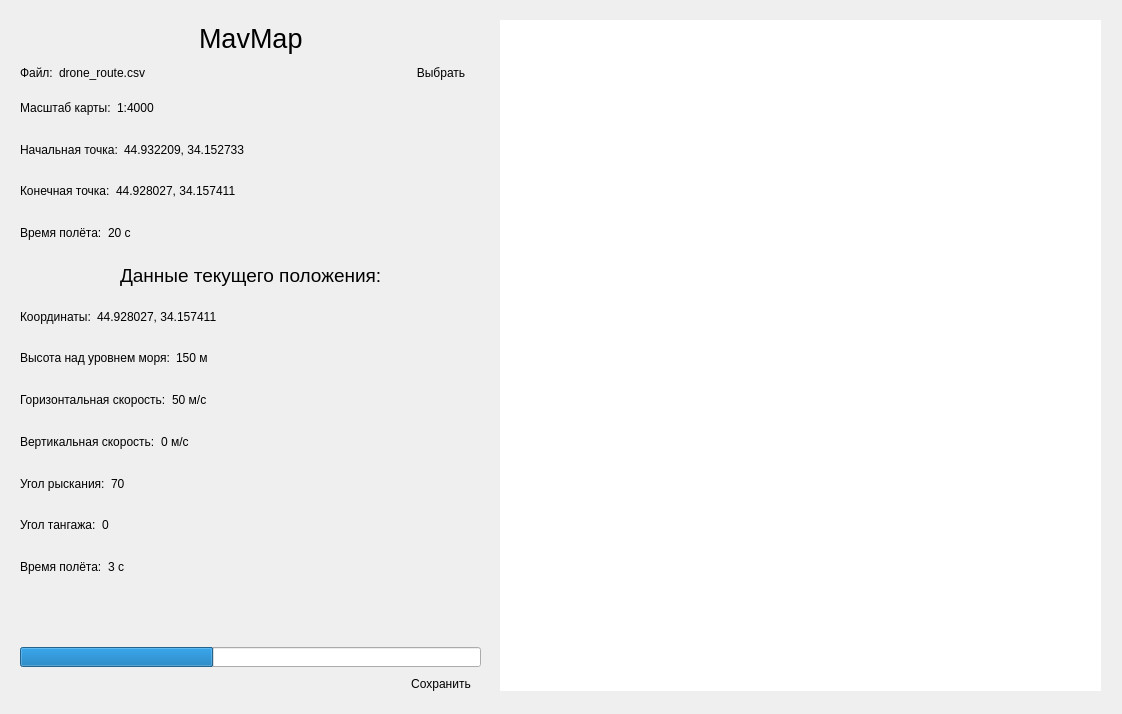
The window that mainwindow.ui (Anactaciya/UAVS-artographic-binding) describes before a commit, drawn with Qt 5.
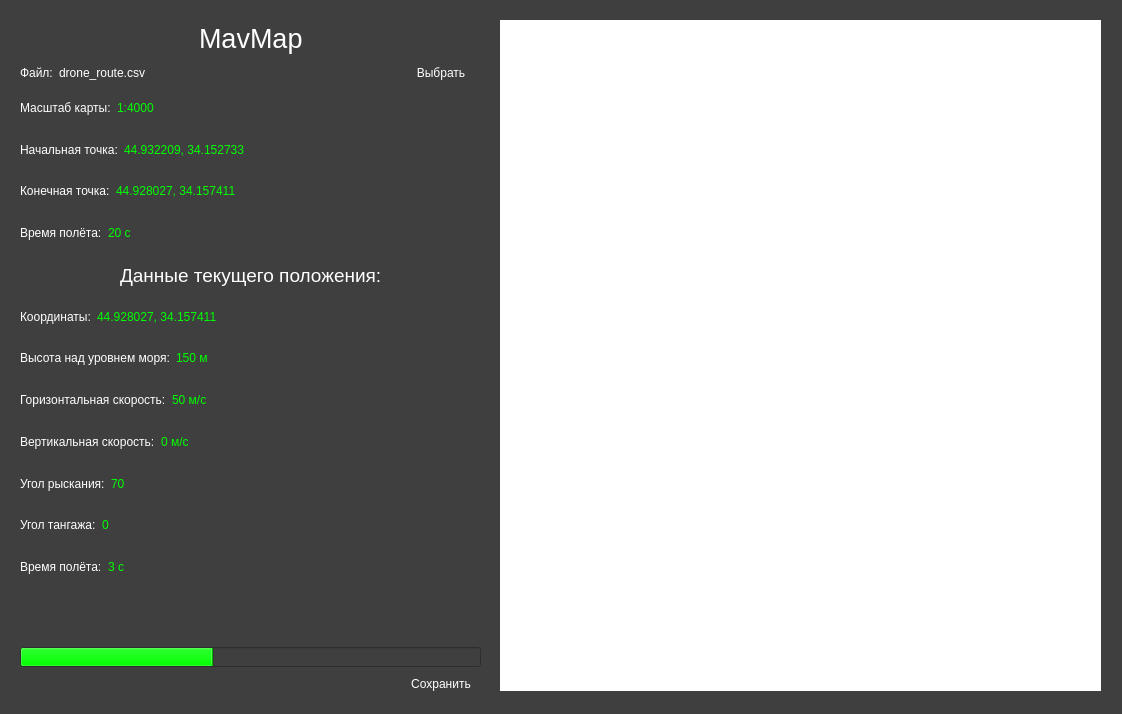
The same window after the commit. Icons and pictures are not drawn.

Commit message: added css style and modified play and stop buttons

What changed in the file:
```diff
--- a/mainwindow.ui
+++ b/mainwindow.ui
@@ -10,10 +10,804 @@
     <height>714</height>
    </rect>
   </property>
+  <property name="palette">
+   <palette>
+    <active>
+     <colorrole role="WindowText">
+      <brush brushstyle="SolidPattern">
+       <color alpha="255">
+        <red>255</red>
+        <green>255</green>
+        <blue>255</blue>
+       </color>
+      </brush>
+     </colorrole>
+     <colorrole role="Button">
+      <brush brushstyle="SolidPattern">
+       <color alpha="255">
+        <red>63</red>
+        <green>63</green>
+        <blue>63</blue>
+       </color>
+      </brush>
+     </colorrole>
+     <colorrole role="Midlight">
+      <brush brushstyle="SolidPattern">
+       <color alpha="255">
+        <red>63</red>
+        <green>63</green>
+        <blue>63</blue>
+       </color>
+      </brush>
+     </colorrole>
+     <colorrole role="Dark">
+      <brush brushstyle="SolidPattern">
+       <color alpha="255">
+        <red>63</red>
+        <green>63</green>
+        <blue>63</blue>
+       </color>
+      </brush>
+     </colorrole>
+     <colorrole role="Mid">
+      <brush brushstyle="SolidPattern">
+       <color alpha="255">
+        <red>63</red>
+        <green>63</green>
+        <blue>63</blue>
+       </color>
+      </brush>
+     </colorrole>
+     <colorrole role="Text">
+      <brush brushstyle="SolidPattern">
+       <color alpha="255">
+        <red>255</red>
+        <green>255</green>
+        <blue>255</blue>
+       </color>
+      </brush>
+     </colorrole>
+     <colorrole role="BrightText">
+      <brush brushstyle="SolidPattern">
+       <color alpha="255">
+        <red>0</red>
+        <green>255</green>
+        <blue>1</blue>
+       </color>
+      </brush>
+     </colorrole>
+     <colorrole role="ButtonText">
+      <brush brushstyle="SolidPattern">
+       <color alpha="255">
+        <red>255</red>
+        <green>255</green>
+        <blue>255</blue>
+       </color>
+      </brush>
+     </colorrole>
+     <colorrole role="Window">
+      <brush brushstyle="SolidPattern">
+       <color alpha="255">
+        <red>63</red>
+        <green>63</green>
+        <blue>63</blue>
+       </color>
+      </brush>
+     </colorrole>
+     <colorrole role="Highlight">
+      <brush brushstyle="SolidPattern">
+       <color alpha="255">
+        <red>0</red>
+        <green>255</green>
+        <blue>1</blue>
+       </color>
+      </brush>
+     </colorrole>
+     <colorrole role="Link">
+      <brush brushstyle="SolidPattern">
+       <color alpha="255">
+        <red>0</red>
+        <green>255</green>
+        <blue>1</blue>
+       </color>
+      </brush>
+     </colorrole>
+     <colorrole role="LinkVisited">
+      <brush brushstyle="SolidPattern">
+       <color alpha="255">
+        <red>0</red>
+        <green>255</green>
+        <blue>1</blue>
+       </color>
+      </brush>
+     </colorrole>
+     <colorrole role="AlternateBase">
+      <brush brushstyle="SolidPattern">
+       <color alpha="255">
+        <red>63</red>
+        <green>63</green>
+        <blue>63</blue>
+       </color>
+      </brush>
+     </colorrole>
+     <colorrole role="ToolTipBase">
+      <brush brushstyle="SolidPattern">
+       <color alpha="255">
+        <red>255</red>
+        <green>255</green>
+        <blue>255</blue>
+       </color>
+      </brush>
+     </colorrole>
+     <colorrole role="Accent">
+      <brush brushstyle="SolidPattern">
+       <color alpha="255">
+        <red>0</red>
+        <green>255</green>
+        <blue>1</blue>
+       </color>
+      </brush>
+     </colorrole>
+    </active>
+    <inactive>
+     <colorrole role="WindowText">
+      <brush brushstyle="SolidPattern">
+       <color alpha="255">
+        <red>255</red>
+        <green>255</green>
+        <blue>255</blue>
+       </color>
+      </brush>
+     </colorrole>
+     <colorrole role="Button">
+      <brush brushstyle="SolidPattern">
+       <color alpha="255">
+        <red>63</red>
+        <green>63</green>
+        <blue>63</blue>
+       </color>
+      </brush>
+     </colorrole>
+     <colorrole role="Midlight">
+      <brush brushstyle="SolidPattern">
+       <color alpha="255">
+        <red>63</red>
+        <green>63</green>
+        <blue>63</blue>
+       </color>
+      </brush>
+     </colorrole>
+     <colorrole role="Dark">
+      <brush brushstyle="SolidPattern">
+       <color alpha="255">
+        <red>63</red>
+        <green>63</green>
+        <blue>63</blue>
+       </color>
+      </brush>
+     </colorrole>
+     <colorrole role="Mid">
+      <brush brushstyle="SolidPattern">
+       <color alpha="255">
+        <red>63</red>
+        <green>63</green>
+        <blue>63</blue>
+       </color>
+      </brush>
+     </colorrole>
+     <colorrole role="Text">
+      <brush brushstyle="SolidPattern">
+       <color alpha="255">
+        <red>255</red>
+        <green>255</green>
+        <blue>255</blue>
+       </color>
+      </brush>
+     </colorrole>
+     <colorrole role="BrightText">
+      <brush brushstyle="SolidPattern">
+       <color alpha="255">
+        <red>0</red>
+        <green>255</green>
+        <blue>1</blue>
+       </color>
+      </brush>
+     </colorrole>
+     <colorrole role="ButtonText">
+      <brush brushstyle="SolidPattern">
+       <color alpha="255">
+        <red>255</red>
+        <green>255</green>
+        <blue>255</blue>
+       </color>
+      </brush>
+     </colorrole>
+     <colorrole role="Window">
+      <brush brushstyle="SolidPattern">
+       <color alpha="255">
+        <red>63</red>
+        <green>63</green>
+        <blue>63</blue>
+       </color>
+      </brush>
+     </colorrole>
+     <colorrole role="Highlight">
+      <brush brushstyle="SolidPattern">
+       <color alpha="255">
+        <red>0</red>
+        <green>255</green>
+        <blue>1</blue>
+       </color>
+      </brush>
+     </colorrole>
+     <colorrole role="Link">
+      <brush brushstyle="SolidPattern">
+       <color alpha="255">
+        <red>0</red>
+        <green>255</green>
+        <blue>1</blue>
+       </color>
+      </brush>
+     </colorrole>
+     <colorrole role="LinkVisited">
+      <brush brushstyle="SolidPattern">
+       <color alpha="255">
+        <red>0</red>
+        <green>255</green>
+        <blue>1</blue>
+       </color>
+      </brush>
+     </colorrole>
+     <colorrole role="AlternateBase">
+      <brush brushstyle="SolidPattern">
+       <color alpha="255">
+        <red>63</red>
+        <green>63</green>
+        <blue>63</blue>
+       </color>
+      </brush>
+     </colorrole>
+     <colorrole role="ToolTipBase">
+      <brush brushstyle="SolidPattern">
+       <color alpha="255">
+        <red>255</red>
+        <green>255</green>
+        <blue>255</blue>
+       </color>
+      </brush>
+     </colorrole>
+     <colorrole role="Accent">
+      <brush brushstyle="SolidPattern">
+       <color alpha="255">
+        <red>0</red>
+        <green>255</green>
+        <blue>1</blue>
+       </color>
+      </brush>
+     </colorrole>
+    </inactive>
+    <disabled>
+     <colorrole role="WindowText">
+      <brush brushstyle="SolidPattern">
+       <color alpha="255">
+        <red>63</red>
+        <green>63</green>
+        <blue>63</blue>
+       </color>
+      </brush>
+     </colorrole>
+     <colorrole role="Button">
+      <brush brushstyle="SolidPattern">
+       <color alpha="255">
+        <red>63</red>
+        <green>63</green>
+        <blue>63</blue>
+       </color>
+      </brush>
+     </colorrole>
+     <colorrole role="Midlight">
+      <brush brushstyle="SolidPattern">
+       <color alpha="255">
+        <red>63</red>
+        <green>63</green>
+        <blue>63</blue>
+       </color>
+      </brush>
+     </colorrole>
+     <colorrole role="Dark">
+      <brush brushstyle="SolidPattern">
+       <color alpha="255">
+        <red>63</red>
+        <green>63</green>
+        <blue>63</blue>
+       </color>
+      </brush>
+     </colorrole>
+     <colorrole role="Mid">
+      <brush brushstyle="SolidPattern">
+       <color alpha="255">
+        <red>63</red>
+        <green>63</green>
+        <blue>63</blue>
+       </color>
+      </brush>
+     </colorrole>
+     <colorrole role="Text">
+      <brush brushstyle="SolidPattern">
+       <color alpha="255">
+        <red>63</red>
+        <green>63</green>
+        <blue>63</blue>
+       </color>
+      </brush>
+     </colorrole>
+     <colorrole role="BrightText">
+      <brush brushstyle="SolidPattern">
+       <color alpha="255">
+        <red>0</red>
+        <green>255</green>
+        <blue>1</blue>
+       </color>
+      </brush>
+     </colorrole>
+     <colorrole role="ButtonText">
+      <brush brushstyle="SolidPattern">
+       <color alpha="255">
+        <red>63</red>
+        <green>63</green>
+        <blue>63</blue>
+       </color>
+      </brush>
+     </colorrole>
+     <colorrole role="Base">
+      <brush brushstyle="SolidPattern">
+       <color alpha="255">
+        <red>63</red>
+        <green>63</green>
+        <blue>63</blue>
+       </color>
+      </brush>
+     </colorrole>
+     <colorrole role="Window">
+      <brush brushstyle="SolidPattern">
+       <color alpha="255">
+        <red>63</red>
+        <green>63</green>
+        <blue>63</blue>
+       </color>
+      </brush>
+     </colorrole>
+     <colorrole role="Link">
+      <brush brushstyle="SolidPattern">
+       <color alpha="255">
+        <red>0</red>
+        <green>255</green>
+        <blue>1</blue>
+       </color>
+      </brush>
+     </colorrole>
+     <colorrole role="LinkVisited">
+      <brush brushstyle="SolidPattern">
+       <color alpha="255">
+        <red>0</red>
+        <green>255</green>
+        <blue>1</blue>
+       </color>
+      </brush>
+     </colorrole>
+     <colorrole role="AlternateBase">
+      <brush brushstyle="SolidPattern">
+       <color alpha="255">
+        <red>63</red>
+        <green>63</green>
+        <blue>63</blue>
+       </color>
+      </brush>
+     </colorrole>
+     <colorrole role="ToolTipBase">
+      <brush brushstyle="SolidPattern">
+       <color alpha="255">
+        <red>255</red>
+        <green>255</green>
+        <blue>255</blue>
+       </color>
+      </brush>
+     </colorrole>
+     <colorrole role="Accent">
+      <brush brushstyle="SolidPattern">
+       <color alpha="255">
+        <red>0</red>
+        <green>255</green>
+        <blue>1</blue>
+       </color>
+      </brush>
+     </colorrole>
+    </disabled>
+   </palette>
+  </property>
   <property name="windowTitle">
    <string>MavMap</string>
   </property>
   <widget class="QWidget" name="centralwidget">
+   <property name="palette">
+    <palette>
+     <active>
+      <colorrole role="WindowText">
+       <brush brushstyle="SolidPattern">
+        <color alpha="255">
+         <red>255</red>
+         <green>255</green>
+         <blue>255</blue>
+        </color>
+       </brush>
+      </colorrole>
+      <colorrole role="Button">
+       <brush brushstyle="SolidPattern">
+        <color alpha="255">
+         <red>155</red>
+         <green>155</green>
+         <blue>155</blue>
+        </color>
+       </brush>
+      </colorrole>
+      <colorrole role="Text">
+       <brush brushstyle="SolidPattern">
+        <color alpha="255">
+         <red>255</red>
+         <green>255</green>
+         <blue>255</blue>
+        </color>
+       </brush>
+      </colorrole>
+      <colorrole role="ButtonText">
+       <brush brushstyle="SolidPattern">
+        <color alpha="255">
+         <red>255</red>
+         <green>255</green>
+         <blue>255</blue>
+        </color>
+       </brush>
+      </colorrole>
+      <colorrole role="Base">
+       <brush brushstyle="SolidPattern">
+        <color alpha="255">
+         <red>63</red>
+         <green>63</green>
+         <blue>63</blue>
+        </color>
+       </brush>
+      </colorrole>
+      <colorrole role="Window">
+       <brush brushstyle="SolidPattern">
+        <color alpha="255">
+         <red>63</red>
+         <green>63</green>
+         <blue>63</blue>
+        </color>
+       </brush>
+      </colorrole>
+      <colorrole role="Highlight">
+       <brush brushstyle="SolidPattern">
+        <color alpha="255">
+         <red>0</red>
+         <green>255</green>
+         <blue>1</blue>
+        </color>
+       </brush>
+      </colorrole>
+      <colorrole role="HighlightedText">
+       <brush brushstyle="SolidPattern">
+        <color alpha="255">
+         <red>255</red>
+         <green>255</green>
+         <blue>255</blue>
+        </color>
+       </brush>
+      </colorrole>
+      <colorrole role="Link">
+       <brush brushstyle="SolidPattern">
+        <color alpha="255">
+         <red>0</red>
+         <green>255</green>
+         <blue>1</blue>
+        </color>
+       </brush>
+      </colorrole>
+      <colorrole role="LinkVisited">
+       <brush brushstyle="SolidPattern">
+        <color alpha="255">
+         <red>0</red>
+         <green>255</green>
+         <blue>1</blue>
+        </color>
+       </brush>
+      </colorrole>
+      <colorrole role="AlternateBase">
+       <brush brushstyle="SolidPattern">
+        <color alpha="255">
+         <red>107</red>
+         <green>107</green>
+         <blue>107</blue>
+        </color>
+       </brush>
+      </colorrole>
+      <colorrole role="ToolTipBase">
+       <brush brushstyle="SolidPattern">
+        <color alpha="255">
+         <red>100</red>
+         <green>255</green>
+         <blue>101</blue>
+        </color>
+       </brush>
+      </colorrole>
+      <colorrole role="ToolTipText">
+       <brush brushstyle="SolidPattern">
+        <color alpha="255">
+         <red>255</red>
+         <green>255</green>
+         <blue>255</blue>
+        </color>
+       </brush>
+      </colorrole>
+      <colorrole role="PlaceholderText">
+       <brush brushstyle="SolidPattern">
+        <color alpha="128">
+         <red>255</red>
+         <green>255</green>
+         <blue>255</blue>
+        </color>
+       </brush>
+      </colorrole>
+      <colorrole role="Accent">
+       <brush brushstyle="SolidPattern">
+        <color alpha="255">
+         <red>0</red>
+         <green>255</green>
+         <blue>1</blue>
+        </color>
+       </brush>
+      </colorrole>
+     </active>
+     <inactive>
+      <colorrole role="WindowText">
+       <brush brushstyle="SolidPattern">
+        <color alpha="255">
+         <red>255</red>
+         <green>255</green>
+         <blue>255</blue>
+        </color>
+       </brush>
+      </colorrole>
+      <colorrole role="Button">
+       <brush brushstyle="SolidPattern">
+        <color alpha="255">
+         <red>155</red>
+         <green>155</green>
+         <blue>155</blue>
+        </color>
+       </brush>
+      </colorrole>
+      <colorrole role="Text">
+       <brush brushstyle="SolidPattern">
+        <color alpha="255">
+         <red>255</red>
+         <green>255</green>
+         <blue>255</blue>
+        </color>
+       </brush>
+      </colorrole>
+      <colorrole role="ButtonText">
+       <brush brushstyle="SolidPattern">
+        <color alpha="255">
+         <red>255</red>
+         <green>255</green>
+         <blue>255</blue>
+        </color>
+       </brush>
+      </colorrole>
+      <colorrole role="Base">
+       <brush brushstyle="SolidPattern">
+        <color alpha="255">
+         <red>63</red>
+         <green>63</green>
+         <blue>63</blue>
+        </color>
+       </brush>
+      </colorrole>
+      <colorrole role="Window">
+       <brush brushstyle="SolidPattern">
+        <color alpha="255">
+         <red>63</red>
+         <green>63</green>
+         <blue>63</blue>
+        </color>
+       </brush>
+      </colorrole>
+      <colorrole role="Highlight">
+       <brush brushstyle="SolidPattern">
+        <color alpha="255">
+         <red>0</red>
+         <green>255</green>
+         <blue>1</blue>
+        </color>
+       </brush>
+      </colorrole>
+      <colorrole role="HighlightedText">
+       <brush brushstyle="SolidPattern">
+        <color alpha="255">
+         <red>255</red>
+         <green>255</green>
+         <blue>255</blue>
+        </color>
+       </brush>
+      </colorrole>
+      <colorrole role="Link">
+       <brush brushstyle="SolidPattern">
+        <color alpha="255">
+         <red>0</red>
+         <green>255</green>
+         <blue>1</blue>
+        </color>
+       </brush>
+      </colorrole>
+      <colorrole role="LinkVisited">
+       <brush brushstyle="SolidPattern">
+        <color alpha="255">
+         <red>0</red>
+         <green>255</green>
+         <blue>1</blue>
+        </color>
+       </brush>
+      </colorrole>
+      <colorrole role="AlternateBase">
+       <brush brushstyle="SolidPattern">
+        <color alpha="255">
+         <red>107</red>
+         <green>107</green>
+         <blue>107</blue>
+        </color>
+       </brush>
+      </colorrole>
+      <colorrole role="ToolTipBase">
+       <brush brushstyle="SolidPattern">
+        <color alpha="255">
+         <red>100</red>
+         <green>255</green>
+         <blue>101</blue>
+        </color>
+       </brush>
+      </colorrole>
+      <colorrole role="ToolTipText">
+       <brush brushstyle="SolidPattern">
+        <color alpha="255">
+         <red>255</red>
+         <green>255</green>
+         <blue>255</blue>
+        </color>
+       </brush>
+      </colorrole>
+      <colorrole role="PlaceholderText">
+       <brush brushstyle="SolidPattern">
+        <color alpha="128">
+         <red>255</red>
+         <green>255</green>
+         <blue>255</blue>
+        </color>
+       </brush>
+      </colorrole>
+      <colorrole role="Accent">
+       <brush brushstyle="SolidPattern">
+        <color alpha="255">
+         <red>0</red>
+         <green>255</green>
+         <blue>1</blue>
+        </color>
+       </brush>
+      </colorrole>
+     </inactive>
+     <disabled>
+      <colorrole role="Button">
+       <brush brushstyle="SolidPattern">
+        <color alpha="255">
+         <red>155</red>
+         <green>155</green>
+         <blue>155</blue>
+        </color>
+       </brush>
+      </colorrole>
+      <colorrole role="Base">
+       <brush brushstyle="SolidPattern">
+        <color alpha="255">
+         <red>63</red>
+         <green>63</green>
+         <blue>63</blue>
+        </color>
+       </brush>
+      </colorrole>
+      <colorrole role="Window">
+       <brush brushstyle="SolidPattern">
+        <color alpha="255">
+         <red>63</red>
+         <green>63</green>
+         <blue>63</blue>
+        </color>
+       </brush>
+      </colorrole>
+      <colorrole role="HighlightedText">
+       <brush brushstyle="SolidPattern">
+        <color alpha="255">
+         <red>255</red>
+         <green>255</green>
+         <blue>255</blue>
+        </color>
+       </brush>
+      </colorrole>
+      <colorrole role="Link">
+       <brush brushstyle="SolidPattern">
+        <color alpha="255">
+         <red>0</red>
+         <green>255</green>
+         <blue>1</blue>
+        </color>
+       </brush>
+      </colorrole>
+      <colorrole role="LinkVisited">
+       <brush brushstyle="SolidPattern">
+        <color alpha="255">
+         <red>0</red>
+         <green>255</green>
+         <blue>1</blue>
+        </color>
+       </brush>
+      </colorrole>
+      <colorrole role="AlternateBase">
+       <brush brushstyle="SolidPattern">
+        <color alpha="255">
+         <red>107</red>
+         <green>107</green>
+         <blue>107</blue>
+        </color>
+       </brush>
+      </colorrole>
+      <colorrole role="ToolTipBase">
+       <brush brushstyle="SolidPattern">
+        <color alpha="255">
+         <red>100</red>
+         <green>255</green>
+         <blue>101</blue>
+        </color>
+       </brush>
+      </colorrole>
+      <colorrole role="ToolTipText">
+       <brush brushstyle="SolidPattern">
+        <color alpha="255">
+         <red>255</red>
+         <green>255</green>
+         <blue>255</blue>
+        </color>
+       </brush>
+      </colorrole>
+      <colorrole role="PlaceholderText">
+       <brush brushstyle="SolidPattern">
+        <color alpha="128">
+         <red>255</red>
+         <green>255</green>
+         <blue>255</blue>
+        </color>
+       </brush>
+      </colorrole>
+      <colorrole role="Accent">
+       <brush brushstyle="SolidPattern">
+        <color alpha="255">
+         <red>0</red>
+         <green>255</green>
+         <blue>1</blue>
+        </color>
+       </brush>
+      </colorrole>
+     </disabled>
+    </palette>
+   </property>
    <widget class="QWidget" name="verticalLayoutWidget">
     <property name="geometry">
      <rect>
@@ -46,6 +840,9 @@
            <pointsize>20</pointsize>
           </font>
          </property>
+         <property name="styleSheet">
+          <string notr="true">color: rgb(255, 255, 255);</string>
+         </property>
          <property name="text">
           <string>MavMap</string>
          </property>
@@ -118,6 +915,9 @@
        </item>
        <item>
         <widget class="QLabel" name="ScaleValue">
+         <property name="styleSheet">
+          <string notr="true">color: rgb(0, 255, 1);</string>
+         </property>
          <property name="text">
           <string>1:4000</string>
          </property>
@@ -149,6 +949,9 @@
        </item>
        <item>
         <widget class="QLabel" name="StartPointValue">
+         <property name="styleSheet">
+          <string notr="true">color: rgb(0, 255, 1);</string>
+         </property>
          <property name="text">
           <string>44.932209, 34.152733</string>
          </property>
@@ -180,6 +983,9 @@
        </item>
        <item>
         <widget class="QLabel" name="FinishPointValue">
+         <property name="styleSheet">
+          <string notr="true">color: rgb(0, 255, 1);</string>
+         </property>
          <property name="text">
           <string>44.928027, 34.157411</string>
          </property>
@@ -211,6 +1017,9 @@
        </item>
        <item>
         <widget class="QLabel" name="AllTimeFlightValue">
+         <property name="styleSheet">
+          <string notr="true">color: rgb(0, 255, 1);</string>
+         </property>
          <property name="text">
           <string>20 c</string>
          </property>
@@ -284,6 +1093,9 @@
        </item>
        <item>
         <widget class="QLabel" name="CoordValue">
+         <property name="styleSheet">
+          <string notr="true">color: rgb(0, 255, 1);</string>
+         </property>
          <property name="text">
           <string>44.928027, 34.157411</string>
          </property>
@@ -315,6 +1127,9 @@
        </item>
        <item>
         <widget class="QLabel" name="HeightValue">
+         <property name="styleSheet">
+          <string notr="true">color: rgb(0, 255, 1);</string>
+         </property>
          <property name="text">
           <string>150 м</string>
          </property>
@@ -346,6 +1161,9 @@
        </item>
        <item>
         <widget class="QLabel" name="HSpeedValue">
+         <property name="styleSheet">
+          <string notr="true">color: rgb(0, 255, 1);</string>
+         </property>
          <property name="text">
           <string>50 м/с</string>
          </property>
@@ -377,6 +1195,9 @@
        </item>
        <item>
         <widget class="QLabel" name="VSpeedValue">
+         <property name="styleSheet">
+          <string notr="true">color: rgb(0, 255, 1);</string>
+         </property>
          <property name="text">
           <string>0 м/с</string>
          </property>
@@ -408,6 +1229,9 @@
        </item>
        <item>
         <widget class="QLabel" name="YawValue">
+         <property name="styleSheet">
+          <string notr="true">color: rgb(0, 255, 1);</string>
+         </property>
          <property name="text">
           <string>70</string>
          </property>
@@ -439,6 +1263,9 @@
        </item>
        <item>
         <widget class="QLabel" name="PitchValue">
+         <property name="styleSheet">
+          <string notr="true">color: rgb(0, 255, 1);</string>
+         </property>
          <property name="text">
           <string>0</string>
          </property>
@@ -470,6 +1297,9 @@
        </item>
        <item>
         <widget class="QLabel" name="TimeFlightValue">
+         <property name="styleSheet">
+          <string notr="true">color: rgb(0, 255, 1);</string>
+         </property>
          <property name="text">
           <string>3 с</string>
          </property>
```
The commit also changes 3 other files.
